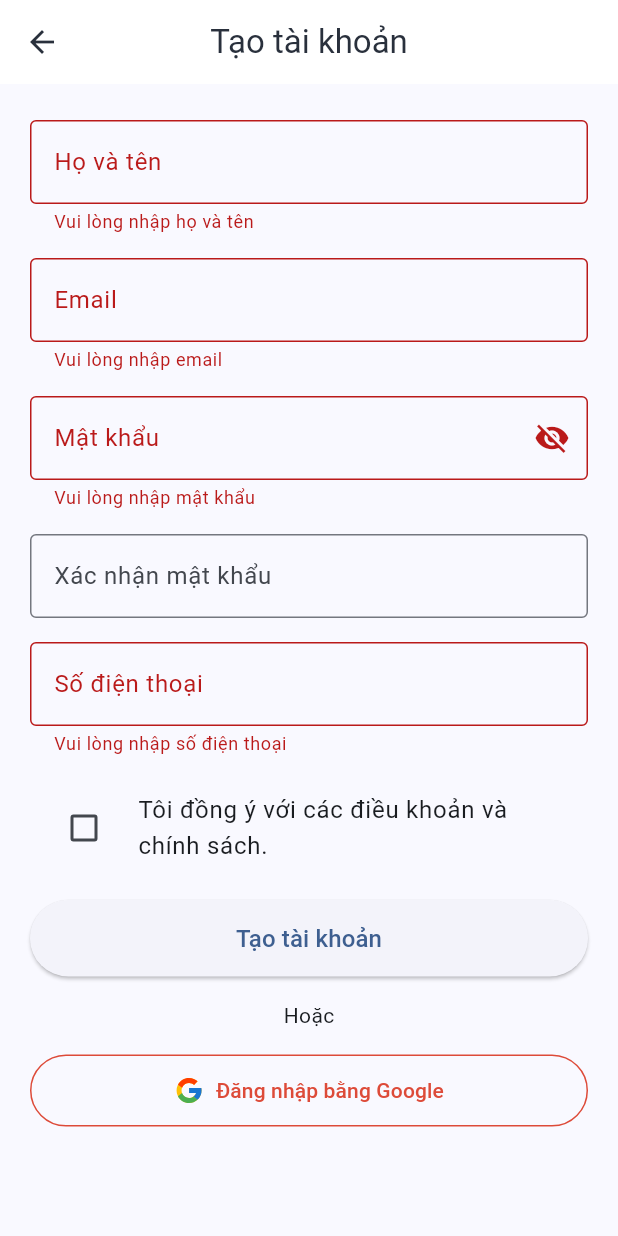
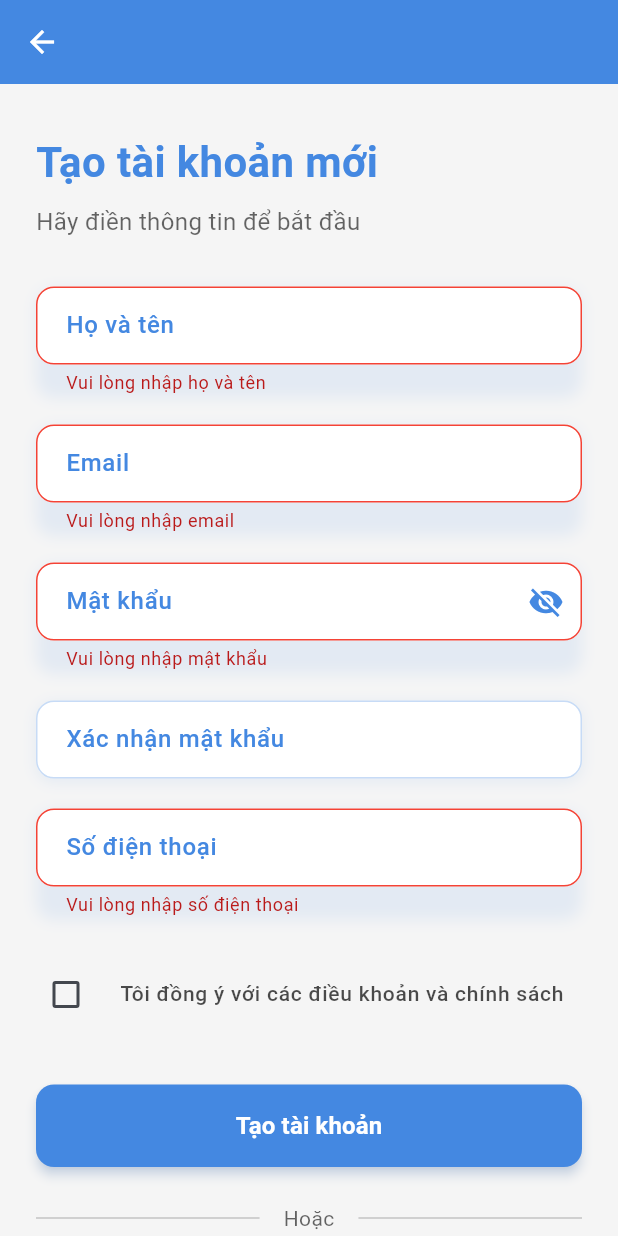
Before and after one commit to PhamVanDong2407/learn_FE, a Flutter app: the screen it shows after launch, after a tap on "Tạo tài khoản", on a phone screen of 412 x 824 dp. Run offline on Flutter 3.47's test engine with Material 3 defaults, Android fonts, the phone set to English and light mode, and no system bars; our stand-ins replace file_picker, flutter_dotenv, flutter_screenutil, flutter_svg, get, image_picker and 5 more; project files that could hold a hidden picture were left out.

Commit message:
fix ui register

```diff
--- a/lib/Views/Register/register.dart
+++ b/lib/Views/Register/register.dart
@@ -1,4 +1,5 @@
 import 'package:fetest/Controllers/Register/register_controller.dart';
+import 'package:fetest/Global/app_color.dart';
 import 'package:flutter/material.dart';
 import 'package:flutter_svg/flutter_svg.dart';
 import 'package:get/get.dart';
@@ -9,82 +10,118 @@ class Register extends StatelessWidget {
   final controller = Get.put(RegisterController());
   final _formKey = GlobalKey<FormState>();
 
+  InputDecoration _inputDecoration(String label, String hint) {
+    return InputDecoration(
+      labelText: label,
+      hintText: hint,
+      labelStyle: TextStyle(
+        color: AppColor.primary,
+        fontWeight: FontWeight.w500,
+      ),
+      hintStyle: TextStyle(color: AppColor.primary.withOpacity(0.5)),
+      filled: true,
+      fillColor: Colors.white,
+      contentPadding: const EdgeInsets.symmetric(horizontal: 16, vertical: 14),
+      enabledBorder: OutlineInputBorder(
+        borderRadius: BorderRadius.circular(12),
+        borderSide: BorderSide(color: AppColor.primary.withOpacity(0.3)),
+      ),
+      focusedBorder: OutlineInputBorder(
+        borderRadius: BorderRadius.circular(12),
+        borderSide: BorderSide(color: AppColor.primary, width: 2),
+      ),
+      errorBorder: OutlineInputBorder(
+        borderRadius: BorderRadius.circular(12),
+        borderSide: const BorderSide(color: Colors.red, width: 1),
+      ),
+      focusedErrorBorder: OutlineInputBorder(
+        borderRadius: BorderRadius.circular(12),
+        borderSide: const BorderSide(color: Colors.red, width: 2),
+      ),
+    );
+  }
+
   @override
   Widget build(BuildContext context) {
     return Scaffold(
+      backgroundColor: Colors.grey[100],
       appBar: AppBar(
+        backgroundColor: AppColor.primary,
+        elevation: 0,
         leading: IconButton(
-          icon: const Icon(Icons.arrow_back),
-          onPressed: () {
-            Get.back();
-          },
+          icon: const Icon(Icons.arrow_back, color: Colors.white),
+          onPressed: () => Get.back(),
         ),
-        title: const Text('Tạo tài khoản'),
-        centerTitle: true,
-        elevation: 0,
       ),
       body: SingleChildScrollView(
-        padding: const EdgeInsets.symmetric(horizontal: 20, vertical: 24),
+        padding: const EdgeInsets.symmetric(horizontal: 24, vertical: 32),
         child: Form(
           key: _formKey,
+          autovalidateMode: AutovalidateMode.onUserInteraction,
           child: Column(
+            crossAxisAlignment: CrossAxisAlignment.start,
             children: [
+              Text(
+                'Tạo tài khoản mới',
+                style: TextStyle(
+                  fontSize: 28,
+                  fontWeight: FontWeight.bold,
+                  color: AppColor.primary,
+                ),
+              ),
+              const SizedBox(height: 8),
+              Text(
+                'Hãy điền thông tin để bắt đầu',
+                style: TextStyle(
+                  fontSize: 16,
+                  color: AppColor.black.withOpacity(0.6),
+                ),
+              ),
+              const SizedBox(height: 32),
+
               /// Họ và tên
-              TextFormField(
+              _buildTextField(
                 controller: controller.fullName,
-                decoration: const InputDecoration(
-                  labelText: 'Họ và tên',
-                  hintText: 'Nhập họ và tên',
-                  border: OutlineInputBorder(),
-                ),
-                validator: (value) {
-                  if (value == null || value.isEmpty) {
-                    return 'Vui lòng nhập họ và tên';
-                  }
-                  return null;
-                },
+                label: 'Họ và tên',
+                hint: 'Nhập họ và tên',
+                validator:
+                    (value) =>
+                        value == null || value.isEmpty
+                            ? 'Vui lòng nhập họ và tên'
+                            : null,
               ),
-              const SizedBox(height: 16),
+              const SizedBox(height: 20),
 
               /// Email
-              TextFormField(
+              _buildTextField(
                 controller: controller.email,
-                decoration: const InputDecoration(
-                  labelText: 'Email',
-                  hintText: 'Nhập email',
-                  border: OutlineInputBorder(),
-                ),
+                label: 'Email',
+                hint: 'Nhập email',
                 validator: (value) {
                   if (value == null || value.isEmpty) {
                     return 'Vui lòng nhập email';
                   }
-                  if (!value.contains('@')) {
-                    return 'Email không hợp lệ';
-                  }
+                  if (!value.contains('@')) return 'Email không hợp lệ';
                   return null;
                 },
               ),
-              const SizedBox(height: 16),
+              const SizedBox(height: 20),
 
               /// Mật khẩu
               Obx(
-                () => TextFormField(
+                () => _buildTextField(
                   controller: controller.password,
+                  label: 'Mật khẩu',
+                  hint: 'Nhập mật khẩu',
                   obscureText: controller.isPasswordHidden.value,
-                  decoration: InputDecoration(
-                    labelText: 'Mật khẩu',
-                    hintText: 'Nhập mật khẩu',
-                    border: const OutlineInputBorder(),
-                    suffixIcon: IconButton(
-                      icon: Icon(
-                        controller.isPasswordHidden.value
-                            ? Icons.visibility_off
-                            : Icons.visibility,
-                      ),
-                      onPressed: () {
-                        controller.isPasswordHidden.toggle();
-                      },
+                  suffixIcon: IconButton(
+                    icon: Icon(
+                      controller.isPasswordHidden.value
+                          ? Icons.visibility_off
+                          : Icons.visibility,
+                      color: AppColor.primary,
                     ),
+                    onPressed: () => controller.isPasswordHidden.toggle(),
                   ),
                   validator: (value) {
                     if (value == null || value.isEmpty) {
@@ -97,43 +134,35 @@ class Register extends StatelessWidget {
                   },
                 ),
               ),
-              const SizedBox(height: 16),
+              const SizedBox(height: 20),
 
               /// Xác nhận mật khẩu
-              TextFormField(
+              _buildTextField(
                 controller: controller.confirmPassword,
+                label: 'Xác nhận mật khẩu',
+                hint: 'Nhập lại mật khẩu',
                 obscureText: true,
-                decoration: const InputDecoration(
-                  labelText: 'Xác nhận mật khẩu',
-                  hintText: 'Nhập lại mật khẩu',
-                  border: OutlineInputBorder(),
-                ),
-                validator: (value) {
-                  if (value != controller.password.text) {
-                    return 'Mật khẩu không khớp';
-                  }
-                  return null;
-                },
+                validator:
+                    (value) =>
+                        value != controller.password.text
+                            ? 'Mật khẩu không khớp'
+                            : null,
               ),
-              const SizedBox(height: 16),
+              const SizedBox(height: 20),
 
               /// Số điện thoại
-              TextFormField(
+              _buildTextField(
                 controller: controller.phone,
+                label: 'Số điện thoại',
+                hint: 'Nhập số điện thoại',
                 keyboardType: TextInputType.phone,
-                decoration: const InputDecoration(
-                  labelText: 'Số điện thoại',
-                  hintText: 'Nhập số điện thoại',
-                  border: OutlineInputBorder(),
-                ),
-                validator: (value) {
-                  if (value == null || value.isEmpty) {
-                    return 'Vui lòng nhập số điện thoại';
-                  }
-                  return null;
-                },
+                validator:
+                    (value) =>
+                        value == null || value.isEmpty
+                            ? 'Vui lòng nhập số điện thoại'
+                            : null,
               ),
-              const SizedBox(height: 16),
+              const SizedBox(height: 24),
 
               /// Checkbox điều khoản
               Obx(
@@ -141,14 +170,24 @@ class Register extends StatelessWidget {
                   value: controller.agreed.value,
                   onChanged:
                       (value) => controller.agreed.value = value ?? false,
-                  title: const Text(
-                    'Tôi đồng ý với các điều khoản và chính sách.',
+                  title: Text(
+                    'Tôi đồng ý với các điều khoản và chính sách',
+                    style: TextStyle(
+                      fontSize: 14,
+                      fontWeight: FontWeight.w500,
+                      color: AppColor.black.withOpacity(0.7),
+                    ),
                   ),
+                  activeColor: AppColor.primary,
+                  checkColor: Colors.white,
                   controlAffinity: ListTileControlAffinity.leading,
+                  contentPadding: EdgeInsets.zero,
+                  shape: RoundedRectangleBorder(
+                    borderRadius: BorderRadius.circular(8),
+                  ),
                 ),
               ),
-
-              const SizedBox(height: 16),
+              const SizedBox(height: 32),
 
               /// Nút tạo tài khoản
               SizedBox(
@@ -157,48 +196,88 @@ class Register extends StatelessWidget {
                   onPressed: () {
                     if (_formKey.currentState!.validate()) {
                       if (!controller.agreed.value) {
-                        Get.snackbar('Lỗi', 'Bạn phải đồng ý điều khoản');
+                        Get.snackbar(
+                          'Lỗi',
+                          'Bạn phải đồng ý điều khoản',
+                          backgroundColor: Colors.red,
+                          colorText: Colors.white,
+                        );
                         return;
                       }
-
                       controller.register();
                     }
                   },
                   style: ElevatedButton.styleFrom(
-                    padding: const EdgeInsets.symmetric(vertical: 14),
+                    backgroundColor: AppColor.primary,
+                    padding: const EdgeInsets.symmetric(vertical: 16),
+                    shape: RoundedRectangleBorder(
+                      borderRadius: BorderRadius.circular(12),
+                    ),
+                    elevation: 3,
+                    shadowColor: AppColor.primary.withOpacity(0.4),
                   ),
                   child: const Text(
                     'Tạo tài khoản',
-                    style: TextStyle(fontSize: 16),
+                    style: TextStyle(
+                      fontSize: 16,
+                      fontWeight: FontWeight.w600,
+                      color: Colors.white,
+                    ),
                   ),
                 ),
               ),
-              const SizedBox(height: 16),
+              const SizedBox(height: 24),
 
-              /// Divider hoặc "Hoặc"
-              const Text('Hoặc'),
+              /// Divider
+              Row(
+                children: [
+                  Expanded(
+                    child: Divider(color: AppColor.black.withOpacity(0.2)),
+                  ),
+                  Padding(
+                    padding: const EdgeInsets.symmetric(horizontal: 16),
+                    child: Text(
+                      'Hoặc',
+                      style: TextStyle(
+                        fontSize: 14,
+                        color: AppColor.black.withOpacity(0.6),
+                      ),
+                    ),
+                  ),
+                  Expanded(
+                    child: Divider(color: AppColor.black.withOpacity(0.2)),
+                  ),
+                ],
+              ),
+              const SizedBox(height: 24),
 
-              const SizedBox(height: 16),
-
-              /// Nút đăng nhập Google
+              /// Đăng nhập bằng Google
               SizedBox(
                 width: double.infinity,
                 child: OutlinedButton.icon(
-                  onPressed: () {
-                    controller.loginWithGoogle();
-                  },
+                  onPressed: () => controller.loginWithGoogle(),
                   icon: SvgPicture.asset(
                     'assets/icons/google.svg',
-                    width: 20,
-                    height: 20,
+                    width: 24,
+                    height: 24,
                   ),
-                  label: const Text(
-                    'Đăng nhập bằng Google',
-                    style: TextStyle(color: Color(0xFFDD4B39)),
+                  label: const Padding(
+                    padding: EdgeInsets.only(left: 12),
+                    child: Text(
+                      'Đăng nhập bằng Google',
+                      style: TextStyle(
+                        fontSize: 16,
+                        fontWeight: FontWeight.w500,
+                        color: Color(0xFFDD4B39),
+                      ),
+                    ),
                   ),
                   style: OutlinedButton.styleFrom(
-                    side: const BorderSide(color: Color(0xFFDD4B39)),
-                    padding: const EdgeInsets.symmetric(vertical: 14),
+                    padding: const EdgeInsets.symmetric(vertical: 16),
+                    side: const BorderSide(color: Color(0xFFDD4B39), width: 2),
+                    shape: RoundedRectangleBorder(
+                      borderRadius: BorderRadius.circular(12),
+                    ),
                   ),
                 ),
               ),
@@ -208,4 +287,38 @@ class Register extends StatelessWidget {
       ),
     );
   }
+
+  Widget _buildTextField({
+    required TextEditingController controller,
+    required String label,
+    required String hint,
+    bool obscureText = false,
+    TextInputType? keyboardType,
+    Widget? suffixIcon,
+    String? Function(String?)? validator,
+  }) {
+    return Container(
+      decoration: BoxDecoration(
+        borderRadius: BorderRadius.circular(12),
+        boxShadow: [
+          BoxShadow(
+            color: AppColor.primary.withOpacity(0.1),
+            blurRadius: 8,
+            offset: const Offset(0, 2),
+          ),
+        ],
+      ),
+      child: TextFormField(
+        controller: controller,
+        obscureText: obscureText,
+        keyboardType: keyboardType,
+        decoration: _inputDecoration(
+          label,
+          hint,
+        ).copyWith(suffixIcon: suffixIcon),
+        validator: validator,
+        style: const TextStyle(fontSize: 16),
+      ),
+    );
+  }
 }
```
